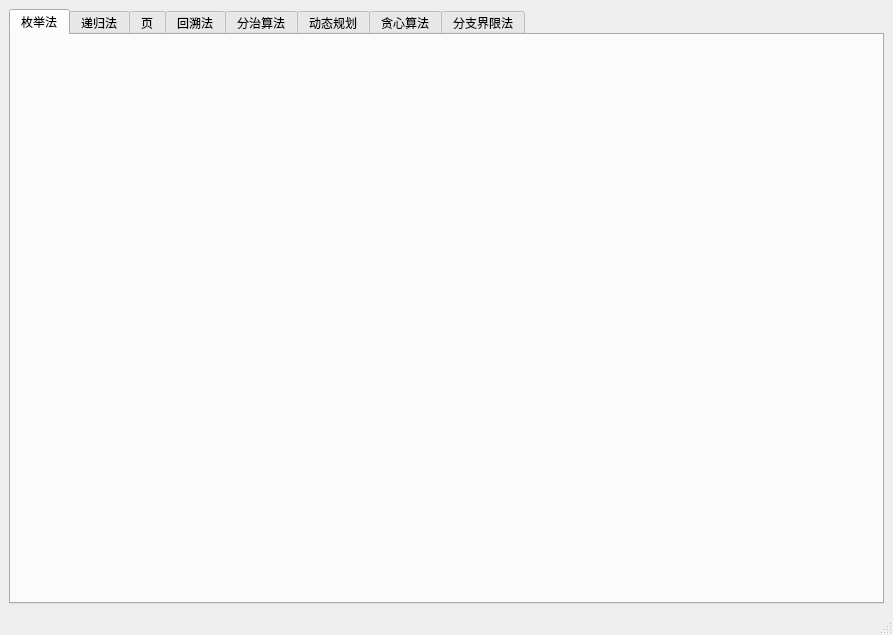
Old version of the form Algorithm/mainwindow.ui in the repository iguoya/LInux.
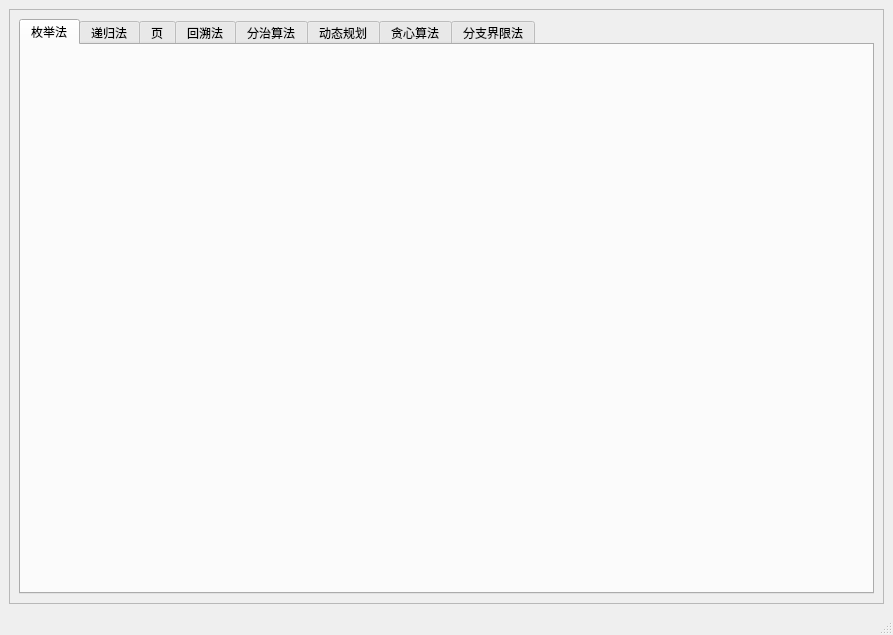
New version of the form. The open tabs and pages were chosen to show the change.

What changed in the file:
```diff
--- a/Algorithm/mainwindow.ui
+++ b/Algorithm/mainwindow.ui
@@ -13,10 +13,31 @@
   <property name="windowTitle">
    <string>MainWindow</string>
   </property>
+  <property name="styleSheet">
+   <string notr="true"/>
+  </property>
   <widget class="QWidget" name="centralwidget">
+   <property name="styleSheet">
+    <string notr="true"/>
+   </property>
    <layout class="QGridLayout" name="gridLayout">
     <item row="0" column="0">
+     <widget class="QFrame" name="frame">
+      <property name="styleSheet">
+       <string notr="true"/>
+      </property>
+      <property name="frameShape">
+       <enum>QFrame::StyledPanel</enum>
+      </property>
+      <property name="frameShadow">
+       <enum>QFrame::Raised</enum>
+      </property>
+      <layout class="QGridLayout" name="gridLayout_2">
+       <item row="0" column="0">
      <widget class="QTabWidget" name="tabWidget">
+         <property name="autoFillBackground">
+          <bool>false</bool>
+         </property>
       <property name="currentIndex">
        <number>1</number>
       </property>
@@ -60,6 +81,9 @@
         <string>分支界限法</string>
        </attribute>
       </widget>
+        </widget>
+       </item>
+      </layout>
      </widget>
     </item>
    </layout>
```
Left out of the diff: 2 changed lines with no effect on the pictures. Lines whose indentation alone changed are shown as unchanged.
